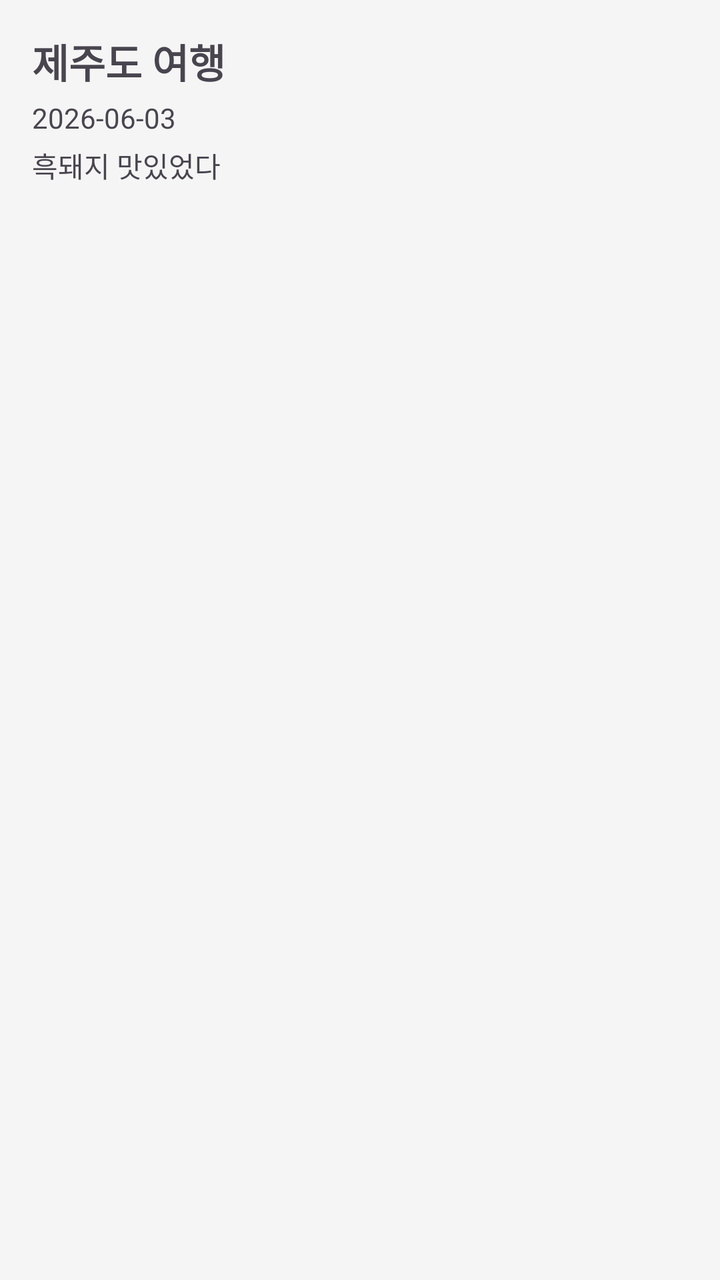
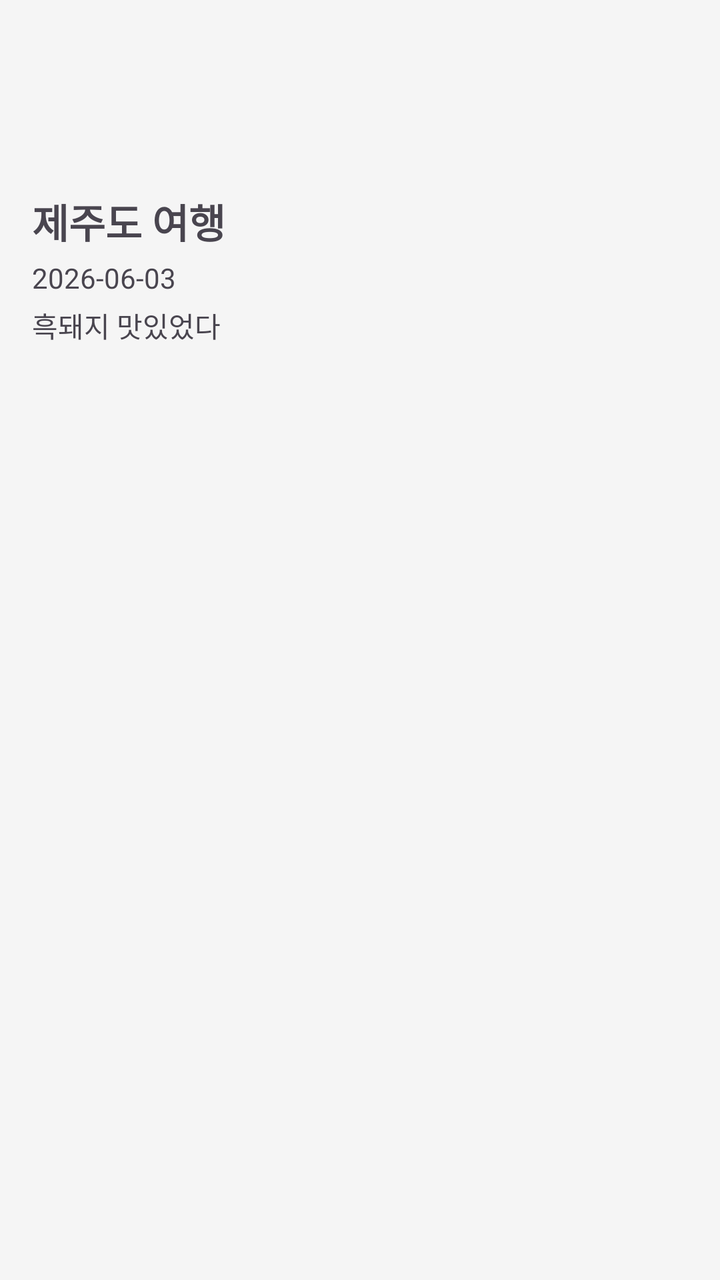

The first picture is an Android layout as it rendered before a commit; the second is the same layout after the commit. The layout source and the unified diff follow.
<!-- AndroidManifest.xml: application theme Theme.Travelog -->
<!-- res/layout/item_travel.xml -->
<?xml version="1.0" encoding="utf-8"?>
<LinearLayout
    xmlns:android="http://schemas.android.com/apk/res/android"
    android:layout_width="match_parent"
    android:layout_height="wrap_content"
    android:orientation="vertical"
    android:padding="16dp"
    android:layout_margin="8dp"
    android:background="#F5F5F5">

    <TextView
        android:id="@+id/tvTitle"
        android:layout_width="wrap_content"
        android:layout_height="wrap_content"
        android:text="제주도 여행"
        android:textSize="20sp"
        android:textStyle="bold" />

    <TextView
        android:id="@+id/tvDate"
        android:layout_width="wrap_content"
        android:layout_height="wrap_content"
        android:text="2026-06-03"
        android:layout_marginTop="4dp" />

    <TextView
        android:id="@+id/tvMemo"
        android:layout_width="wrap_content"
        android:layout_height="wrap_content"
        android:text="흑돼지 맛있었다"
        android:layout_marginTop="4dp" />

</LinearLayout>
<!-- resources referenced by this layout -->
<resources>
  <style name="Theme.Travelog" parent="Base.Theme.Travelog" />
  <style name="Base.Theme.Travelog" parent="Theme.Material3.DayNight.NoActionBar">
          
          
      </style>
</resources>

<!-- the commit's change to res/layout/item_travel.xml (unified diff, before → after) -->
@@ -7,6 +7,11 @@
     android:padding="16dp"
     android:layout_margin="8dp"
     android:background="#F5F5F5">
+
+    <ImageView
+        android:id="@+id/imageTravel"
+        android:layout_width="80dp"
+        android:layout_height="80dp" />
 
     <TextView
         android:id="@+id/tvTitle"
